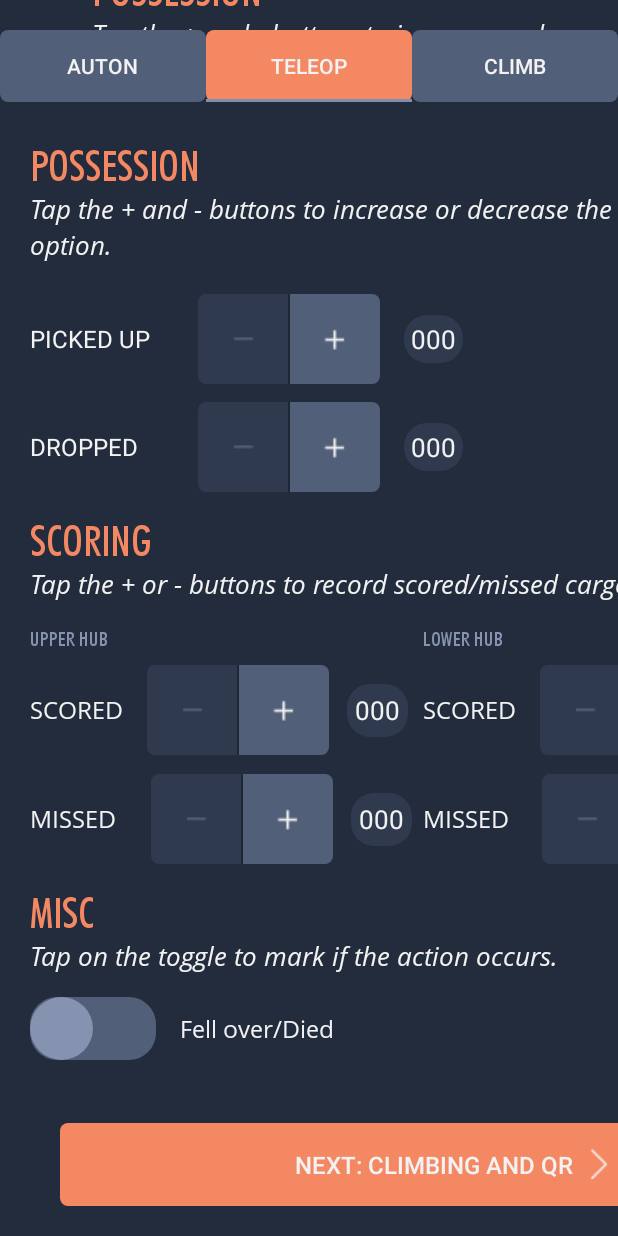
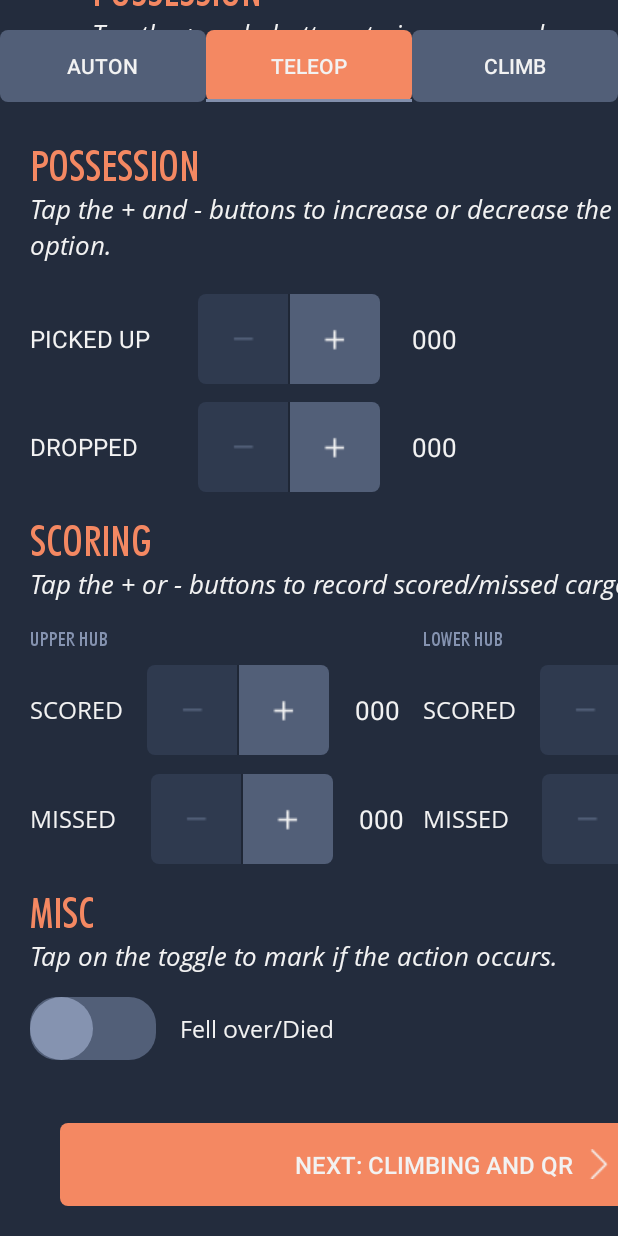
Before and after one commit to Mercury1089/2022-scouting-app, an Android app: the Auton screen opened directly, with no data from a screen before it, tab 2 chosen, on a phone screen of 412 x 824 dp. Run offline under Robolectric (Android 15) with nearby library versions, the phone set to English and light mode, and no system bars; libraries missing offline, so code that uses them is left out: com.beardedhen.androidbootstrap.

Commit message:
Aesthetic changes: Removed blue circle (badge) background from counters in auton and teleop fragments

```diff
--- a/app/src/main/res/layout/fragment_auton.xml
+++ b/app/src/main/res/layout/fragment_auton.xml
@@ -15,7 +15,6 @@
         android:layout_width="38dp"
         android:layout_height="35dp"
         android:layout_marginStart="8dp"
-        android:background="@drawable/badge_states"
         android:gravity="center"
         android:paddingStart="5dp"
         android:paddingTop="4dp"
@@ -95,7 +94,6 @@
         android:layout_width="38dp"
         android:layout_height="35dp"
         android:layout_marginStart="10dp"
-        android:background="@drawable/badge_states"
         android:gravity="center"
         android:paddingStart="5dp"
         android:paddingTop="4dp"
@@ -148,7 +146,6 @@
         android:layout_width="38dp"
         android:layout_height="35dp"
         android:layout_marginStart="10dp"
-        android:background="@drawable/badge_states"
         android:gravity="center"
         android:paddingStart="5dp"
         android:paddingTop="4dp"
@@ -361,7 +358,6 @@
         android:layout_width="wrap_content"
         android:layout_height="wrap_content"
         android:layout_marginStart="15dp"
-        android:background="@drawable/badge_states"
         android:gravity="center"
         android:paddingStart="5dp"
         android:paddingTop="4dp"
@@ -379,7 +375,6 @@
         android:layout_width="wrap_content"
         android:layout_height="wrap_content"
         android:layout_marginStart="15dp"
-        android:background="@drawable/badge_states"
         android:gravity="center"
         android:paddingStart="5dp"
         android:paddingTop="4dp"
@@ -645,7 +640,6 @@
         android:layout_width="38dp"
         android:layout_height="35dp"
         android:layout_marginStart="8dp"
-        android:background="@drawable/badge_states"
         android:gravity="center"
         android:paddingStart="5dp"
         android:paddingTop="4dp"
--- a/app/src/main/res/layout/fragment_teleop.xml
+++ b/app/src/main/res/layout/fragment_teleop.xml
@@ -16,7 +16,6 @@
         android:layout_width="wrap_content"
         android:layout_height="wrap_content"
         android:layout_marginStart="12dp"
-        android:background="@drawable/badge_states"
         android:gravity="center"
         android:paddingStart="5dp"
         android:paddingTop="4dp"
@@ -34,7 +33,6 @@
         android:layout_width="wrap_content"
         android:layout_height="wrap_content"
         android:layout_marginStart="12dp"
-        android:background="@drawable/badge_states"
         android:gravity="center"
         android:paddingStart="5dp"
         android:paddingTop="4dp"
@@ -160,7 +158,6 @@
         android:layout_width="wrap_content"
         android:layout_height="35dp"
         android:layout_marginStart="12dp"
-        android:background="@drawable/badge_states"
         android:gravity="center"
         android:paddingStart="5dp"
         android:paddingTop="4dp"
@@ -178,7 +175,6 @@
         android:layout_width="wrap_content"
         android:layout_height="35dp"
         android:layout_marginStart="12dp"
-        android:background="@drawable/badge_states"
         android:gravity="center"
         android:paddingStart="5dp"
         android:paddingTop="4dp"
@@ -360,7 +356,10 @@
         android:layout_width="wrap_content"
         android:layout_height="wrap_content"
         android:layout_marginStart="16dp"
-        android:background="@drawable/badge_states"
+        android:paddingStart="5dp"
+        android:paddingTop="4dp"
+        android:paddingEnd="5dp"
+        android:paddingBottom="4dp"
         android:text="@string/DefaultValue"
         android:textColor="@drawable/text_states"
         android:textSize="@dimen/instruction_text_size"
@@ -373,7 +372,10 @@
         android:layout_width="wrap_content"
         android:layout_height="wrap_content"
         android:layout_marginStart="16dp"
-        android:background="@drawable/badge_states"
+        android:paddingStart="5dp"
+        android:paddingTop="4dp"
+        android:paddingEnd="5dp"
+        android:paddingBottom="4dp"
         android:text="@string/DefaultValue"
         android:textColor="@drawable/text_states"
         android:textSize="@dimen/instruction_text_size"
```
